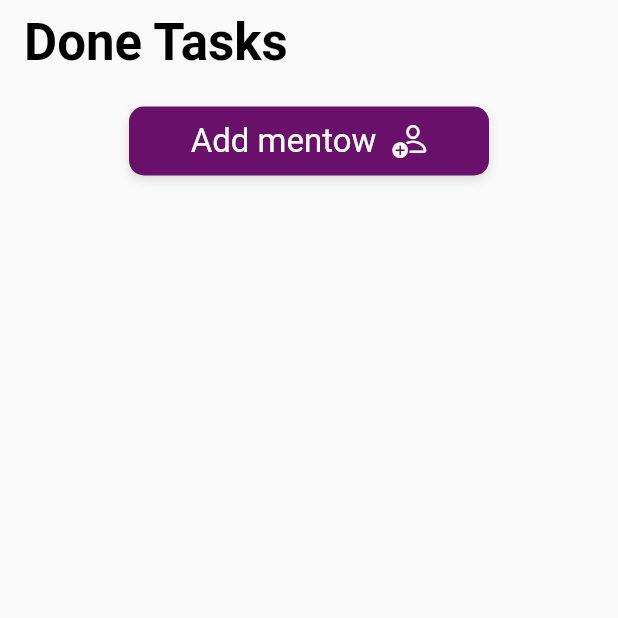
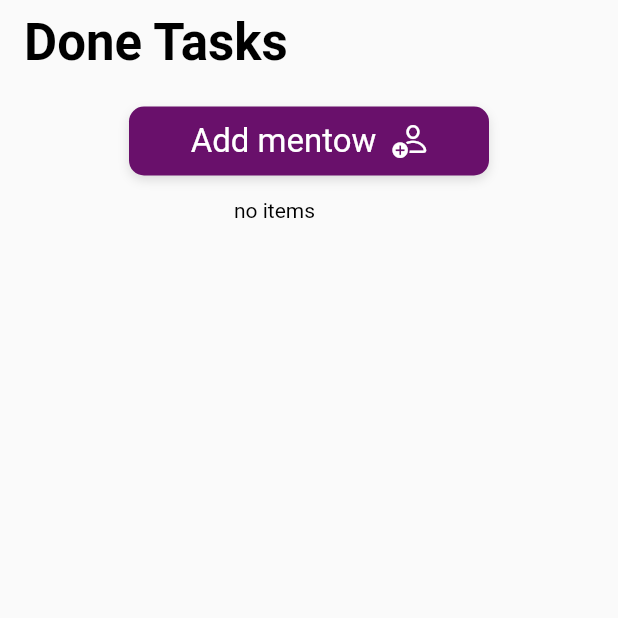
Before and after one commit to mohammedAlmazyad/Rafeeq, a Flutter app: the screen it shows after launch, on a phone screen of 412 x 824 dp, the top half of it. Run offline on Flutter 3.47's test engine with Material 2 defaults, Android fonts, the phone set to English and light mode, and no system bars; our stand-ins replace cloud_firestore, firebase_core, flutter_riverpod; accounts and stored records are empty; key blocks and very long unbroken strings in the code were emptied for the run.

Commit message:
Update
Fixed the iOS problem

```diff
--- a/lib/mian_view.dart
+++ b/lib/mian_view.dart
@@ -41,7 +41,6 @@ class MainView extends StatelessWidget {
               // height: 40.0,
               width: 240.0,
               // ignore: use_full_hex_values_for_flutter_colors
-              // color: kPrimaryColor,
               child: Row(
                 mainAxisAlignment: MainAxisAlignment.center,
                 crossAxisAlignment: CrossAxisAlignment.center,
@@ -62,22 +61,29 @@ class MainView extends StatelessWidget {
               // alignment:
             ),
           ),
-          Expanded(
-            child: FutureBuilder<List<Task>>(
+          FutureBuilder<List<Task>>(
               future: db.fetchtasks(),
               builder: (context, snapshot) {
-                  if (snapshot.hasData) {
+                if (snapshot.hasData && snapshot.data.isNotEmpty) {
                   return ListView.builder(
                     itemCount: snapshot.data.length,
                     itemBuilder: (context, index) {
-                        return TaskCard(task: snapshot.data[index]);
+                      return Expanded(child: TaskCard(task: snapshot.data[index]));
                     },
                   );
                 } else {
-                    return Container();
+                  return Expanded(
+                    child: Container(
+                      height: 100,
+                      width: 100,
+                      child: Text(
+                        'no items',
+                        style: TextStyle(color: Colors.black),
+                      ),
+                    ),
+                  );
                 }
               }),
-          ),
           Row(
             mainAxisAlignment: MainAxisAlignment.center,
             children: [
--- a/pubspec.yaml
+++ b/pubspec.yaml
@@ -21,7 +21,7 @@ dependencies:
 
   firebase_core: ^0.7.0
 
-  # image_picker:
+  image_picker:
 
 
 
```
Also changed, not shown: pubspec.lock, 4 other files. Lines whose indentation alone changed are shown as unchanged.
